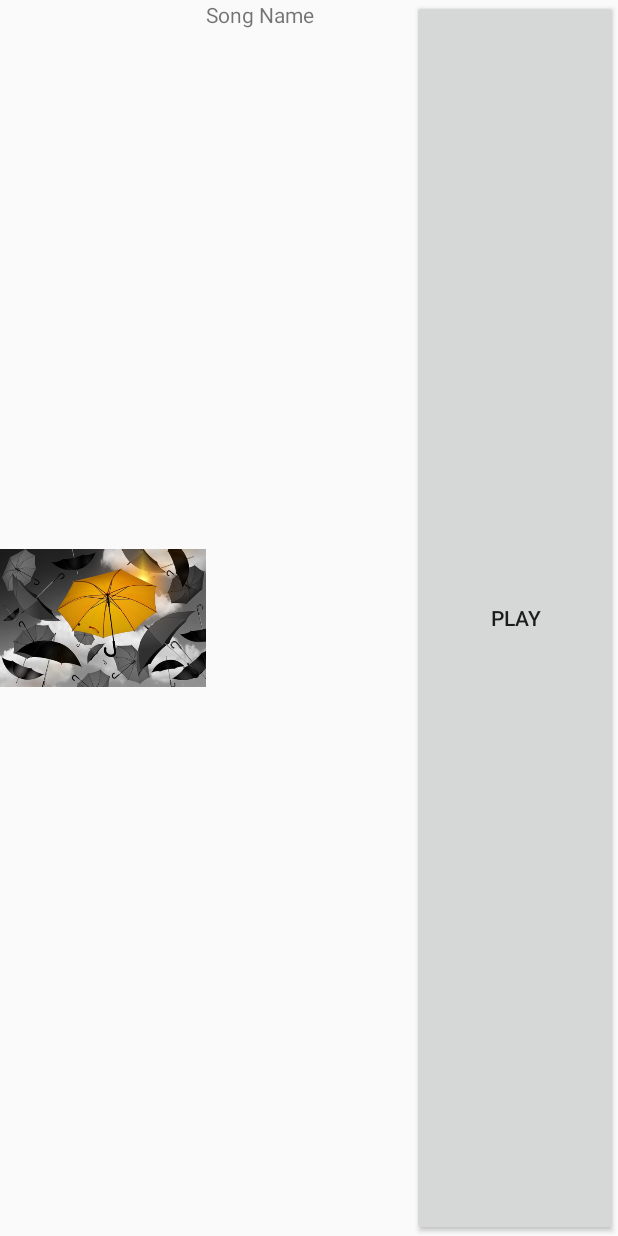
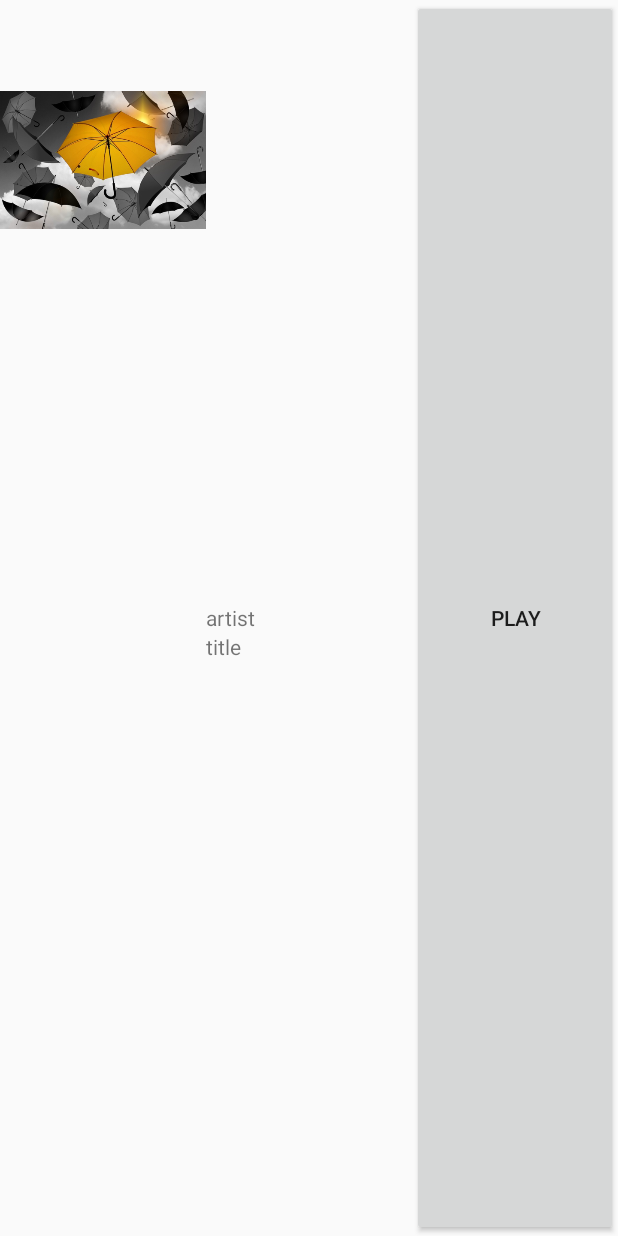
Before and after one commit to carquet/musicApp, an Android app: the layout list_item.xml on its own in the app's theme, with its tools: preview values and no code run, on a phone screen of 412 x 824 dp. Run offline under Robolectric (Android 15) with nearby library versions, the phone set to English and light mode, and no system bars.

Commit message:
styles list item layout to receive two text views

```diff
--- a/app/src/main/res/layout/list_item.xml
+++ b/app/src/main/res/layout/list_item.xml
@@ -8,15 +8,26 @@
     <ImageView
         android:id="@+id/album_image"
         android:layout_width="match_parent"
-        android:layout_height="match_parent"
+        android:layout_height="wrap_content"
         android:layout_weight="1"
         tools:src="@drawable/umbrella_1588167_640"/>
-    <TextView
-        android:id="@+id/song_name"
+    <RelativeLayout
         android:layout_width="match_parent"
-        android:layout_height="match_parent"
-        android:layout_weight="1"
-        tools:text="Song Name"/>
+        android:layout_height="wrap_content"
+        android:layout_weight="1">
+        <TextView
+            android:id="@+id/title"
+            android:layout_width="match_parent"
+            android:layout_height="wrap_content"
+            tools:text="artist"/>
+        <TextView
+            android:id="@+id/artist"
+            android:layout_width="match_parent"
+            android:layout_height="wrap_content"
+            android:layout_below="@+id/title"
+            tools:text="title"/>
+    </RelativeLayout>
+
     <Button
         android:id="@+id/play_button"
         android:layout_width="match_parent"
```
